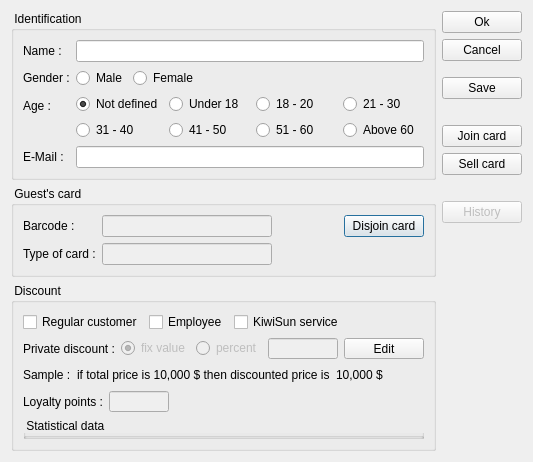
tbikfalvi/Belenus, file client/dlgguestedit.ui: the form before one commit.
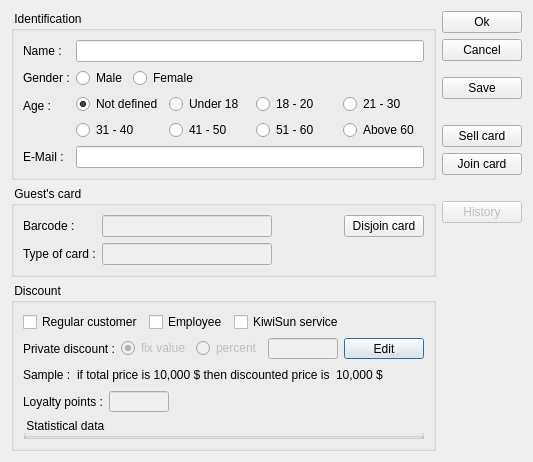
The form after the commit.

Diff of the .ui file:
```diff
--- a/client/dlgguestedit.ui
+++ b/client/dlgguestedit.ui
@@ -288,6 +288,9 @@
               <height>20</height>
              </size>
             </property>
+            <property name="autoDefault">
+             <bool>false</bool>
+            </property>
            </widget>
           </item>
           <item>
@@ -639,22 +642,6 @@
        </property>
       </spacer>
      </item>
-     <item>
-      <widget class="QPushButton" name="pbAssignCard">
-       <property name="toolTip">
-        <string>Join existing card to guest</string>
-       </property>
-       <property name="text">
-        <string>Join card</string>
-       </property>
-       <property name="iconSize">
-        <size>
-         <width>20</width>
-         <height>20</height>
-        </size>
-       </property>
-      </widget>
-     </item>
      <item>
       <widget class="QPushButton" name="pbSellCard">
        <property name="toolTip">
@@ -669,6 +656,28 @@
          <height>20</height>
         </size>
        </property>
+       <property name="autoDefault">
+        <bool>false</bool>
+       </property>
+      </widget>
+     </item>
+     <item>
+      <widget class="QPushButton" name="pbAssignCard">
+       <property name="toolTip">
+        <string>Join existing card to guest</string>
+       </property>
+       <property name="text">
+        <string>Join card</string>
+       </property>
+       <property name="iconSize">
+        <size>
+         <width>20</width>
+         <height>20</height>
+        </size>
+       </property>
+       <property name="autoDefault">
+        <bool>false</bool>
+       </property>
       </widget>
      </item>
      <item>
```
Left out of the diff: 19 changed lines with no effect on the pictures.
